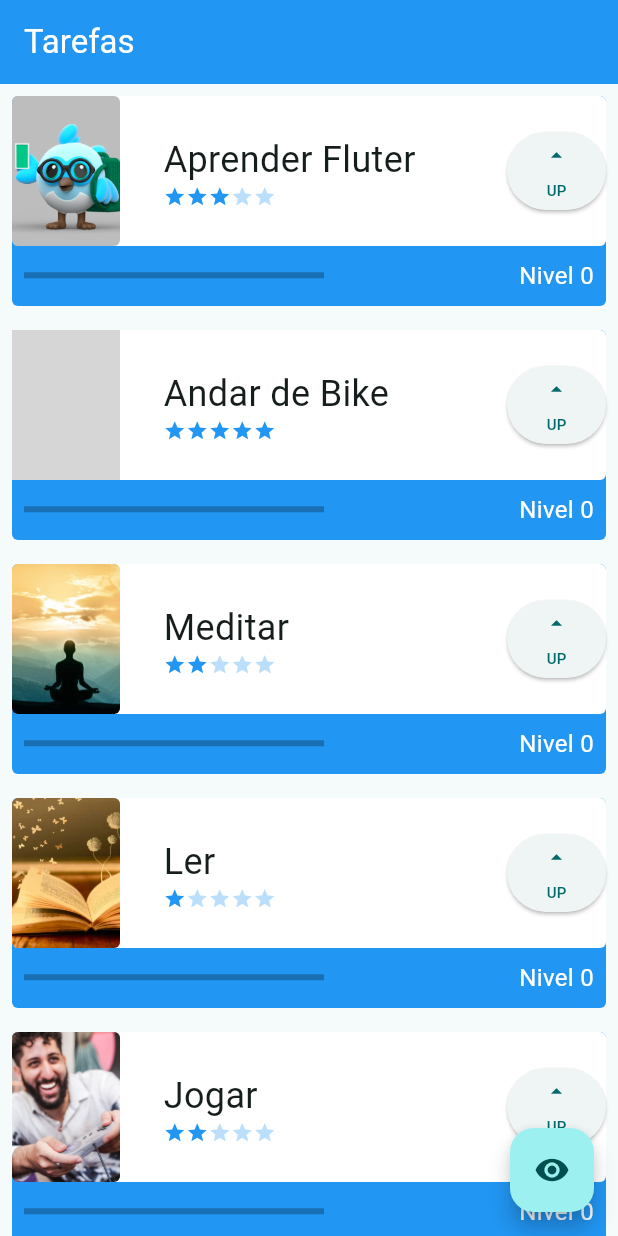
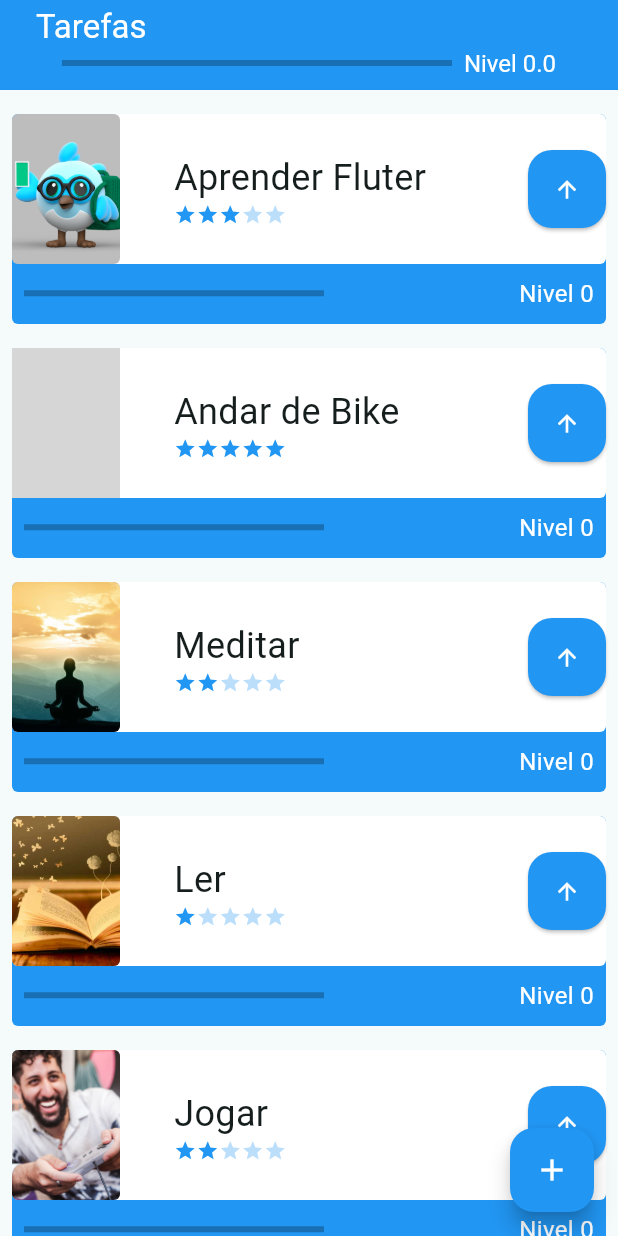
Before and after one commit to sShayron/first-flutter-app-alura, a Flutter app: the screen it shows after launch, on a phone screen of 412 x 824 dp. Run offline on Flutter 3.47's test engine with Material 3 defaults, Android fonts, the phone set to English and light mode, and no system bars; grey boxes are pictures that could not be loaded.

Commit message:
feat: finish course "Flutter: Controller, navigation and states"

```diff
--- /dev/null
+++ b/flutter/controller_navigation_states/lib/components/default_app_bar.dart
@@ -0,0 +1,62 @@
+import 'package:flutter/material.dart';
+
+class DefaultAppBar extends StatelessWidget implements PreferredSizeWidget {
+  final String title;
+  bool? showLevel = false;
+  double? currentLevel = 0;
+
+  DefaultAppBar(
+      {required this.title, this.showLevel, this.currentLevel, super.key});
+
+  @override
+  Widget build(BuildContext context) {
+    return AppBar(
+      title: Padding(
+        padding: EdgeInsets.all(8),
+        child: showLevel == true
+            ? Column(
+                crossAxisAlignment: CrossAxisAlignment.start,
+                children: [
+                  Text(
+                    title,
+                    style: TextStyle(color: Colors.white),
+                  ),
+                  Row(
+                    mainAxisAlignment: MainAxisAlignment.center,
+                    children: [
+                      SizedBox(
+                        width: 260,
+                        child: LinearProgressIndicator(
+                          color: Colors.white,
+                          backgroundColor: Colors.black26,
+                          value: currentLevel != null && currentLevel! > 0
+                              ? (currentLevel! / 10)
+                              : 0,
+                        ),
+                      ),
+                      Padding(
+                        padding: const EdgeInsets.only(
+                          left: 8.0,
+                        ),
+                        child: Text(
+                            'Nivel ${(currentLevel != null ? currentLevel! * 10 : 0).truncateToDouble()}',
+                            style:
+                                TextStyle(color: Colors.white, fontSize: 16)),
+                      ),
+                    ],
+                  ),
+                ],
+              )
+            : Text(
+                title,
+                style: TextStyle(color: Colors.white),
+              ),
+      ),
+      backgroundColor: Colors.blue,
+      foregroundColor: Colors.white,
+    );
+  }
+
+  @override
+  Size get preferredSize => Size.fromHeight(showLevel == true ? 60 : 50);
+}
--- a/flutter/controller_navigation_states/lib/components/task.dart
+++ b/flutter/controller_navigation_states/lib/components/task.dart
@@ -2,39 +2,23 @@ import 'package:flutter/material.dart';
 import 'package:nosso_primeiro_projeto/components/difficult_stars.dart';
 import 'package:nosso_primeiro_projeto/components/task_image.dart';
 import 'package:nosso_primeiro_projeto/components/task_title.dart';
+import 'package:nosso_primeiro_projeto/consts/mastery_colors.dart';
+import 'package:nosso_primeiro_projeto/data/task_inherited.dart';
 
-class Task extends StatefulWidget {
+class Task extends StatelessWidget {
   final String name;
   final String picture;
-  final int difficult;
+  final int difficulty;
+  final int level;
+  final int mastery;
 
-  const Task(this.name, this.picture, this.difficult, {super.key});
-
-  @override
-  State<Task> createState() => _TaskState();
-}
-
-class _TaskState extends State<Task> {
-  int mastery = 0;
-  int level = 0;
-  static const masteryColors = <Color>[
-    Colors.blue,
-    Colors.red,
-    Colors.orange,
-    Colors.yellow,
-    Colors.green,
-  ];
-
-  void onLevelUpPressed() {
-    setState(() {
-      if ((level / widget.difficult) < 10) {
-        level++;
-      } else if (mastery < 4) {
-        level = 0;
-        mastery++;
-      }
-    });
-  }
+  const Task(
+      {required this.name,
+      required this.picture,
+      required this.difficulty,
+      required this.level,
+      required this.mastery,
+      super.key});
 
   @override
   Widget build(BuildContext context) {
@@ -60,27 +44,31 @@ class _TaskState extends State<Task> {
               child: Row(
                 mainAxisAlignment: MainAxisAlignment.spaceBetween,
                 children: [
-                  TaskImage(picture: widget.picture),
+                  TaskImage(picture: picture),
                   Column(
                       mainAxisAlignment: MainAxisAlignment.center,
                       crossAxisAlignment: CrossAxisAlignment.start,
                       children: [
-                        TaskTitle(name: widget.name),
-                        DifficultStars(difficult: widget.difficult)
+                        TaskTitle(name: name),
+                        DifficultStars(difficult: difficulty)
                       ]),
                   SizedBox(
                     height: 52,
+                    width: 52,
                     child: ElevatedButton(
-                          onPressed: onLevelUpPressed,
-                          child: Column(
-                              mainAxisAlignment: MainAxisAlignment.spaceEvenly,
-                              children: [
-                                Icon(Icons.arrow_drop_up),
-                                Text(
-                                  'UP',
-                                  style: TextStyle(fontSize: 10),
+                        style: ElevatedButton.styleFrom(
+                            padding: EdgeInsets.all(4),
+                            shape: RoundedRectangleBorder(
+                              borderRadius: BorderRadius.all(
+                                Radius.circular(16),
+                              ),
+                            ),
+                            backgroundColor: Colors.blue),
+                        onPressed: () {
+                          TaskInherited.of(context).onLevelUpPressed(name);
+                        },
+                        child: Icon(Icons.arrow_upward, color: Colors.white)),
                   )
-                              ])))
                 ],
               ),
             ),
@@ -94,13 +82,13 @@ class _TaskState extends State<Task> {
                       child: LinearProgressIndicator(
                         color: Colors.white,
                         backgroundColor: Colors.black26,
-                            value: widget.difficult > 0
-                                ? (level / widget.difficult) / 10
-                                : 1,
-                          )),
+                        value: difficulty > 0 ? (level / difficulty) / 10 : 1,
+                      ),
+                    ),
                     Text('Nivel $level',
                         style: TextStyle(color: Colors.white, fontSize: 16))
-                    ])),
+                  ]),
+            ),
           ])
         ],
       ),
--- a/flutter/controller_navigation_states/lib/components/task_image.dart
+++ b/flutter/controller_navigation_states/lib/components/task_image.dart
@@ -16,7 +16,9 @@ class TaskImage extends StatelessWidget {
       ),
       child: ClipRRect(
           borderRadius: BorderRadius.circular(4),
-          child: Image.asset(picture, fit: BoxFit.cover)),
+          child: picture.contains('http')
+              ? Image.network(picture, fit: BoxFit.cover)
+              : Image.asset(picture, fit: BoxFit.cover)),
     );
   }
 }
--- /dev/null
+++ b/flutter/controller_navigation_states/lib/consts/mastery_colors.dart
@@ -0,0 +1,9 @@
+import 'package:flutter/material.dart';
+
+const masteryColors = <Color>[
+  Colors.blue,
+  Colors.red,
+  Colors.orange,
+  Colors.yellow,
+  Colors.green,
+];
--- /dev/null
+++ b/flutter/controller_navigation_states/lib/data/task_inherited.dart
@@ -0,0 +1,27 @@
+import 'package:flutter/material.dart';
+import 'package:nosso_primeiro_projeto/models/task_model.dart';
+
+class TaskInherited extends InheritedWidget {
+  final List<TaskModel> taskList;
+  final int maxLevel;
+  final void Function(String name) onLevelUpPressed;
+  final void Function(String name, String picture, int difficulty) newTask;
+
+  const TaskInherited(
+      {super.key,
+      required this.taskList,
+      required this.maxLevel,
+      required this.onLevelUpPressed,
+      required this.newTask,
+      required super.child});
+
+  @override
+  bool updateShouldNotify(TaskInherited oldWidget) => true;
+
+  static TaskInherited of(BuildContext context) {
+    final TaskInherited? result =
+        context.dependOnInheritedWidgetOfExactType<TaskInherited>();
+    assert(result != null, "No TaskInherited found in Context");
+    return result as TaskInherited;
+  }
+}
--- a/flutter/controller_navigation_states/lib/main.dart
+++ b/flutter/controller_navigation_states/lib/main.dart
@@ -1,4 +1,5 @@
 import 'package:flutter/material.dart';
+import 'package:nosso_primeiro_projeto/screens/form_screen.dart';
 import 'package:nosso_primeiro_projeto/screens/initial_screen.dart';
 
 void main() {
@@ -11,9 +12,14 @@ class MyApp extends StatelessWidget {
   @override
   Widget build(BuildContext context) {
     return MaterialApp(
-        title: 'Flutter Demo',
-        theme: ThemeData(
-            colorScheme: ColorScheme.fromSeed(seedColor: Colors.cyanAccent)),
-        home: InitialScreen());
+      title: 'Flutter Demo',
+      theme: ThemeData(
+          colorScheme: ColorScheme.fromSeed(seedColor: Colors.cyanAccent)),
+      initialRoute: '/',
+      routes: {
+        '/': (context) => InitialScreen(),
+        '/form': (context) => FormScreen(),
+      },
+    );
   }
 }
--- /dev/null
+++ b/flutter/controller_navigation_states/lib/models/task_model.dart
@@ -0,0 +1,15 @@
+class TaskModel {
+  final String name;
+  final String picture;
+  final int difficulty;
+  int level;
+  int mastery;
+
+  TaskModel({
+    required this.name,
+    required this.picture,
+    required this.difficulty,
+    this.level = 0,
+    this.mastery = 0,
+  });
+}
--- a/flutter/controller_navigation_states/lib/screens/initial_screen.dart
+++ b/flutter/controller_navigation_states/lib/screens/initial_screen.dart
@@ -1,5 +1,9 @@
 import 'package:flutter/material.dart';
+import 'package:nosso_primeiro_projeto/components/default_app_bar.dart';
 import 'package:nosso_primeiro_projeto/components/task.dart';
+import 'package:nosso_primeiro_projeto/data/task_inherited.dart';
+import 'package:nosso_primeiro_projeto/models/task_model.dart';
+import 'package:nosso_primeiro_projeto/screens/form_screen.dart';
 
 class InitialScreen extends StatefulWidget {
   const InitialScreen({super.key});
@@ -9,38 +13,139 @@ class InitialScreen extends StatefulWidget {
 }
 
 class _InitialScreenState extends State<InitialScreen> {
-  bool opacity = true;
+  List<TaskModel> taskList = [
+    TaskModel(
+        name: 'Aprender Fluter',
+        picture: 'assets/images/flutter.png',
+        difficulty: 3,
+        level: 0,
+        mastery: 0),
+    TaskModel(
+        name: 'Andar de Bike',
+        picture: 'assets/images/bike.jpeg',
+        difficulty: 5,
+        level: 0,
+        mastery: 0),
+    TaskModel(
+        name: 'Meditar',
+        picture: 'assets/images/meditar.jpeg',
+        difficulty: 2,
+        level: 0,
+        mastery: 0),
+    TaskModel(
+        name: 'Ler',
+        picture: 'assets/images/ler.jpg',
+        difficulty: 1,
+        level: 0,
+        mastery: 0),
+    TaskModel(
+        name: 'Jogar',
+        picture: 'assets/images/jogar.jpg',
+        difficulty: 2,
+        level: 0,
+        mastery: 0),
+  ];
 
   @override
   Widget build(BuildContext context) {
     return Scaffold(
-      appBar: AppBar(
-        title: const Text(
-          'Tarefas',
-          style: TextStyle(color: Colors.white),
-        ),
-        backgroundColor: Colors.blue,
+      appBar: DefaultAppBar(
+        title: 'Tarefas',
+        showLevel: true,
+        currentLevel: currentLevel,
       ),
-      body: AnimatedOpacity(
-          opacity: opacity ? 1 : 0,
-          duration: Duration(milliseconds: 800),
-          child: ListView(
-            children: const [
-              Task('Aprender Fluter', 'assets/images/flutter.png', 3),
-              Task('Andar de Bike', 'assets/images/bike.jpeg', 5),
-              Task('Meditar', 'assets/images/meditar.jpeg', 2),
-              Task('Ler', 'assets/images/ler.jpg', 1),
-              Task('Jogar', 'assets/images/jogar.jpg', 2),
-              SizedBox(height: 100)
-            ],
-          )),
+      body: TaskInherited(
+        taskList: taskList,
+        maxLevel: maxLevel,
+        onLevelUpPressed: onLevelUpPressed,
+        newTask: newTask,
+        child: ListView.builder(
+            padding: EdgeInsets.only(top: 8, bottom: 70),
+            itemCount: taskList.length,
+            itemBuilder: (context, index) {
+              final task = taskList[index];
+              return Task(
+                  key: Key(task.name),
+                  name: task.name,
+                  picture: task.picture,
+                  difficulty: task.difficulty,
+                  level: task.level,
+                  mastery: task.mastery);
+            }),
+      ),
       floatingActionButton: FloatingActionButton(
+          backgroundColor: Colors.blue,
           onPressed: () {
-            setState(() {
-              opacity = !opacity;
-            });
+            Navigator.of(context).push(
+              MaterialPageRoute(
+                builder: (_) => TaskInherited(
+                    taskList: taskList,
+                    maxLevel: maxLevel,
+                    onLevelUpPressed: onLevelUpPressed,
+                    newTask: newTask,
+                    child: FormScreen()),
+              ),
+            );
           },
-          child: Icon(Icons.remove_red_eye)),
+          child: Icon(Icons.add, color: Colors.white)),
     );
   }
+
+  void newTask(String name, String picture, int difficulty) {
+    setState(() {
+      taskList.add(TaskModel(
+          name: name,
+          picture: picture,
+          difficulty: difficulty,
+          level: 0,
+          mastery: 0));
+    });
+  }
+
+  int get maxLevel {
+    return taskList
+        .map((e) => e.difficulty * 5)
+        .reduce((value, el) => value + el);
+  }
+
+  double get currentLevel {
+    if (taskList.isEmpty) return 0;
+    double weightedSum = taskList.map((task) {
+      int accPoints =
+          task.mastery > 0 ? task.mastery * task.difficulty * 10 : 0;
+      return (accPoints + task.level) / maxLevel;
+    }).reduce((value, element) => value + element);
+
+    print('weight sum $weightedSum');
+    return weightedSum;
+  }
+
+  void onLevelUpPressed(String name) {
+    setState(() {
+      TaskModel? task = taskList.firstWhere((task) => task.name == name);
+      int newLevel = 0;
+      int newMastery = 0;
+
+      if ((task.level / task.difficulty) == 10 && task.mastery == 4) return;
+
+      if ((task.level / task.difficulty) < 10) {
+        newLevel = task.level + 1;
+        newMastery = task.mastery;
+      } else if (task.mastery < 4) {
+        newMastery = task.mastery + 1;
+      }
+
+      taskList[taskList.indexOf(task)] = TaskModel(
+          name: name,
+          picture: task.picture,
+          difficulty: task.difficulty,
+          level: newLevel,
+          mastery: newMastery);
+
+      for (task in taskList) {
+        print(
+            'name: ${task.name} level: ${task.level} mastery: ${task.mastery} difficulty: ${task.difficulty}');
+      }
+    });
+  }
 }
```
Also changed, not shown: flutter/controller_navigation_states/lib/screens/form_screen.dart (added, +156 -0 lines), flutter/controller_navigation_states/assets/images/no-picture.webp (added). Lines whose indentation alone changed are shown as unchanged.
